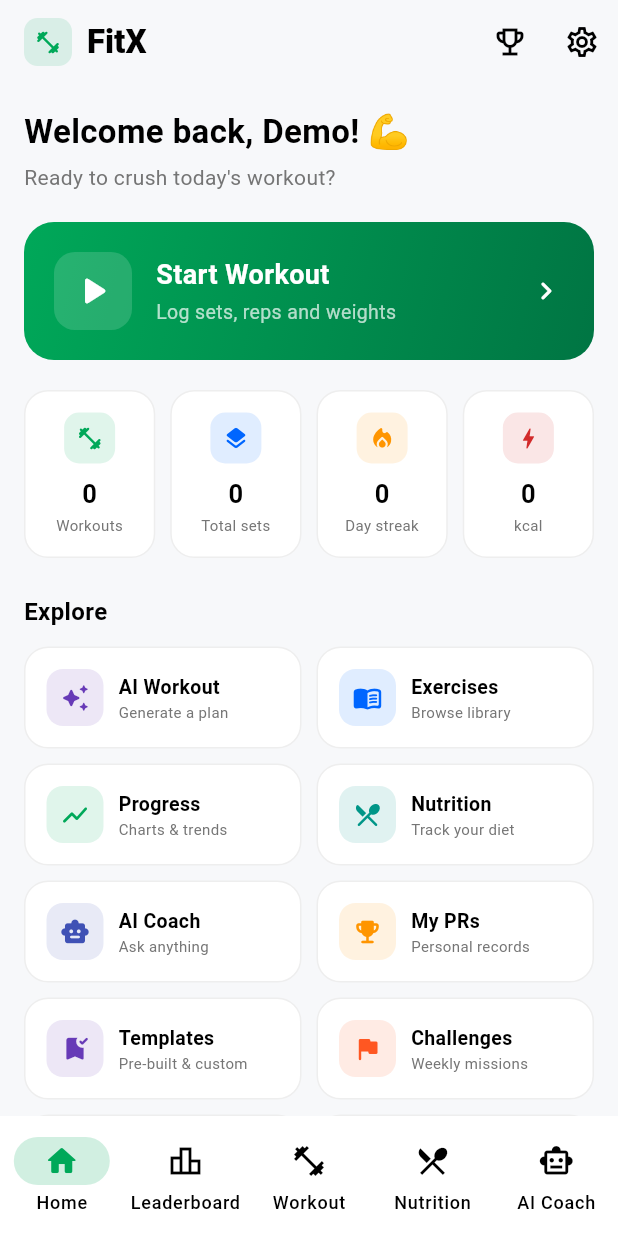
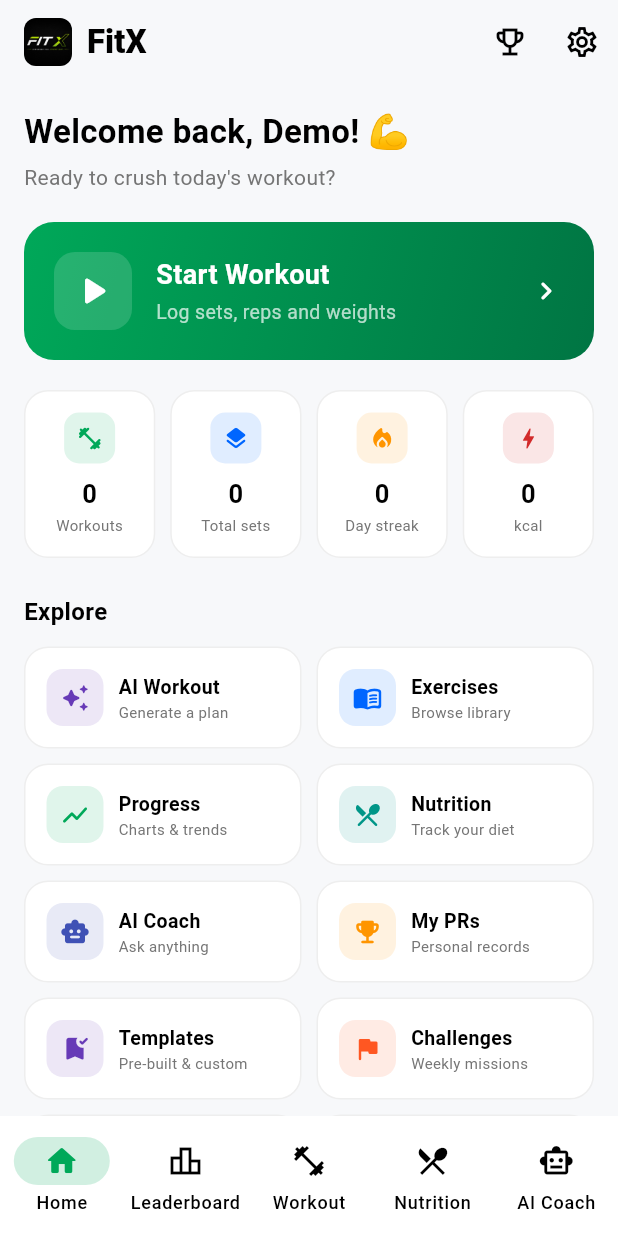
Before and after one commit to cbashray/ArcFit, a Flutter app: the screen it shows after launch, after a tap on "Create Account", after a tap on "Try Demo Account", on a phone screen of 412 x 824 dp. Run offline on Flutter 3.47's test engine with Material 3 defaults, Android fonts, the phone set to English and light mode, and no system bars; our stand-ins replace equatable, fl_chart, flutter_local_notifications, flutter_riverpod, go_router, pdf and 2 more.

Commit message:
Update app branding, assets, launcher icons, and related UI screens

```diff
--- a/lib/features/auth/presentation/screens/auth_screen.dart
+++ b/lib/features/auth/presentation/screens/auth_screen.dart
@@ -88,37 +88,52 @@ class _AuthScreenState extends ConsumerState<AuthScreen> {
                   crossAxisAlignment: CrossAxisAlignment.stretch,
                   children: [
                     // Logo / title
-                    Container(
-                      width: 88,
-                      height: 88,
-                      alignment: Alignment.center,
-                      decoration: BoxDecoration(
-                        color: AppTheme.primaryGreen.withValues(alpha: 0.1),
-                        borderRadius: BorderRadius.circular(24),
-                      ),
-                      child: const Icon(
-                        Icons.fitness_center_rounded,
-                        size: 48,
-                        color: AppTheme.primaryGreen,
+                    Center(
+                      child: Container(
+                        decoration: BoxDecoration(
+                          borderRadius: BorderRadius.circular(28),
+                          boxShadow: [
+                            BoxShadow(
+                              color: AppTheme.primaryGreen.withValues(alpha: 0.25),
+                              blurRadius: 24,
+                              spreadRadius: 2,
+                            ),
+                          ],
+                        ),
+                        child: ClipRRect(
+                          borderRadius: BorderRadius.circular(24),
+                          child: Image.asset(
+                            'assets/images/logo.png',
+                            width: 110,
+                            height: 110,
+                            fit: BoxFit.cover,
+                          ),
+                        ),
                       ),
                     ),
-                    const SizedBox(height: 24),
+                    const SizedBox(height: 20),
                     const Text(
                       'FitX',
                       textAlign: TextAlign.center,
                       style: TextStyle(
-                        fontSize: 32,
+                        fontSize: 28,
                         fontWeight: FontWeight.bold,
                         color: AppTheme.primaryGreen,
+                        letterSpacing: 1.2,
                       ),
                     ),
-                    const SizedBox(height: 8),
+                    const SizedBox(height: 6),
                     const Text(
-                      'Your AI-powered gym companion',
+                      'STRONGER YOU, EVERY DAY.',
                       textAlign: TextAlign.center,
-                      style: TextStyle(fontSize: 15, color: Colors.grey),
+                      style: TextStyle(
+                        fontSize: 13,
+                        fontWeight: FontWeight.w600,
+                        letterSpacing: 1.5,
+                        color: Colors.grey,
+                      ),
                     ),
-                    const SizedBox(height: 40),
+                    const SizedBox(height: 36),
 
                     // Mode toggle
                     SegmentedButton<bool>(
--- a/lib/features/home/presentation/screens/home_screen.dart
+++ b/lib/features/home/presentation/screens/home_screen.dart
@@ -47,16 +47,14 @@ class HomeScreen extends ConsumerWidget {
       appBar: AppBar(
         title: Row(
           children: [
-            Container(
-              width: 32,
-              height: 32,
-              alignment: Alignment.center,
-              decoration: BoxDecoration(
-                color: AppTheme.primaryGreen.withValues(alpha: 0.12),
-                borderRadius: BorderRadius.circular(9),
+            ClipRRect(
+              borderRadius: BorderRadius.circular(8),
+              child: Image.asset(
+                'assets/images/logo.png',
+                width: 32,
+                height: 32,
+                fit: BoxFit.cover,
               ),
-              child: const Icon(Icons.fitness_center_rounded,
-                  size: 18, color: AppTheme.primaryGreen),
             ),
             const SizedBox(width: 10),
             const Text(
--- a/lib/features/settings/presentation/screens/settings_screen.dart
+++ b/lib/features/settings/presentation/screens/settings_screen.dart
@@ -214,11 +214,20 @@ class _SettingsScreenState extends ConsumerState<SettingsScreen> {
           Card(
             child: Column(
               children: [
-                const _SettingsTile(
-                  icon: Icons.info_outline_rounded,
-                  iconColor: Colors.grey,
-                  title: 'FitX',
-                  subtitle: 'Version 1.0.0 — AI-powered fitness tracker',
+                ListTile(
+                  leading: ClipRRect(
+                    borderRadius: BorderRadius.circular(8),
+                    child: Image.asset(
+                      'assets/images/logo.png',
+                      width: 36,
+                      height: 36,
+                      fit: BoxFit.cover,
+                    ),
+                  ),
+                  title: const Text('FitX',
+                      style: TextStyle(fontSize: 14, fontWeight: FontWeight.w600)),
+                  subtitle: const Text('Version 1.0.0 — AI-powered fitness tracker',
+                      style: TextStyle(fontSize: 12)),
                 ),
                 const Divider(height: 1, indent: 56),
                 const _SettingsTile(
--- a/pubspec.yaml
+++ b/pubspec.yaml
@@ -47,3 +47,5 @@ dev_dependencies:
 
 flutter:
   uses-material-design: true
+  assets:
+    - assets/images/
```
Also changed, not shown: assets/images/logo.png (added), pubspec.lock, 11 other files.
